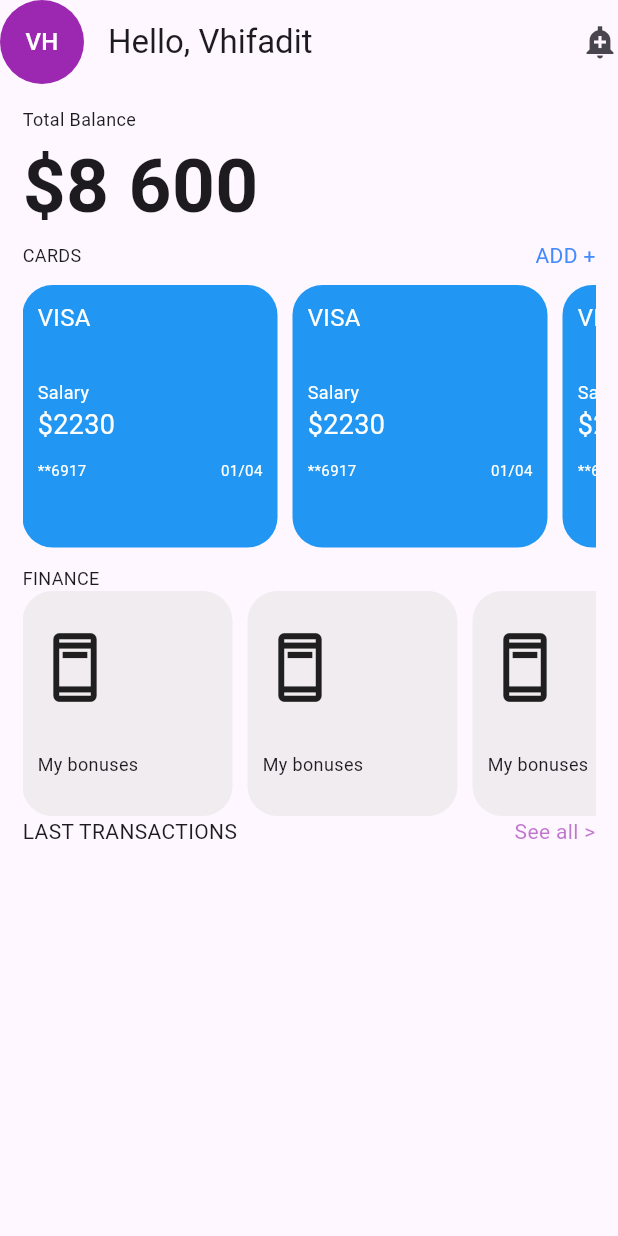
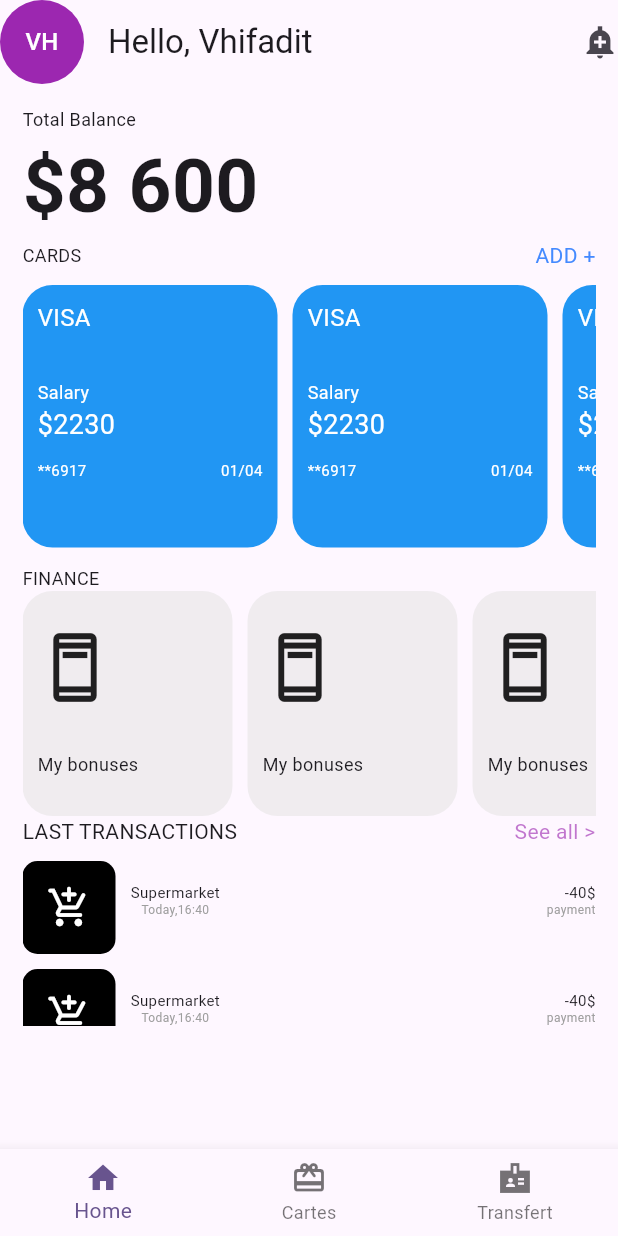
Before and after one commit to Vhifadit/flutter_motivation, a Flutter app: the screen it shows after launch, on a phone screen of 412 x 824 dp. Run offline on Flutter 3.47's test engine with Material 3 defaults, Android fonts, the phone set to English and light mode, and no system bars.

Commit message:
finalisation de la dernier section et mise en place de la partie BottomNavigationBar

```diff
--- a/lib/main.dart
+++ b/lib/main.dart
@@ -145,7 +145,7 @@ class MonApp extends StatelessWidget {
                     height: 130,
                     width: 140,
                     padding: EdgeInsets.all(10),
-                  margin:EdgeInsets.only(right: 10) ,
+                    margin: EdgeInsets.only(right: 10),
 
                     child: Column(
                       crossAxisAlignment: .start,
@@ -154,24 +154,89 @@ class MonApp extends StatelessWidget {
                         Icon(Icons.ad_units_outlined, size: 50),
                         Text("My bonuses", style: TextStyle(fontSize: 12)),
                       ],
-
                     ),
                   );
                 },
               ),
-
             ),
             Row(
-              mainAxisAlignment:.spaceBetween ,
+              mainAxisAlignment: .spaceBetween,
               children: [
                 Text("LAST TRANSACTIONS"),
-                Text("See all >",style:TextStyle(color:const Color.fromARGB(158, 155, 39, 176) ) ,)
-
-              ],
-            )
-
+                Text(
+                  "See all >",
+                  style: TextStyle(
+                    color: const Color.fromARGB(158, 155, 39, 176),
+                  ),
+                ),
               ],
             ),
+            Container(
+              height: 120,
+              child: ListView.builder(
+                itemCount: 3,
+                itemBuilder: (context, index) {
+                  return Row(
+                    mainAxisAlignment: .spaceBetween,
+                    children: [
+                      Row(
+                        children: [
+                          Container(
+                            decoration: BoxDecoration(
+                              color: Colors.black,
+                              borderRadius: BorderRadius.circular(10),
+                            ),
+                            padding: EdgeInsets.all(16),
+                            margin: EdgeInsets.only(top: 10, right: 10),
+                            child: Icon(
+                              Icons.add_shopping_cart_rounded,
+                              size: 30,
+                              color: Colors.white,
+                            ),
+                          ),
+                          Column(
+                            children: [
+                              Text(
+                                "Supermarket",
+                                style: TextStyle(fontSize: 10),
+                              ),
+                              Text(
+                                "Today,16:40",
+                                style: TextStyle(
+                                  fontSize: 8,
+                                  color: Colors.grey,
+                                ),
+                              ),
+                            ],
+                          ),
+                        ],
+                      ),
+
+                      Column(
+                        crossAxisAlignment: .end,
+                        children: [
+                          Text("-40\$", style: TextStyle(fontSize: 10)),
+                          Text(
+                            "payment",
+                            style: TextStyle(fontSize: 8, color: Colors.grey),
+                          ),
+                        ],
+                      ),
+                    ],
+                  );
+                },
+              ),
+            ),
+          ],
+        ),
+      ),
+      bottomNavigationBar: BottomNavigationBar(
+        items: [
+          BottomNavigationBarItem(icon: Icon(Icons.home), label: "Home"),
+          BottomNavigationBarItem(icon: Icon(Icons.card_giftcard_rounded),label: "Cartes"),
+          BottomNavigationBarItem(icon: Icon(Icons.badge_sharp),label: "Transfert"),
+          //BottomNavigationBarItem(icon: Icon(Icons.badge_sharp),label: "Transfert")
+        ],
       ),
     );
   }
```
Lines whose indentation alone changed are shown as unchanged.
